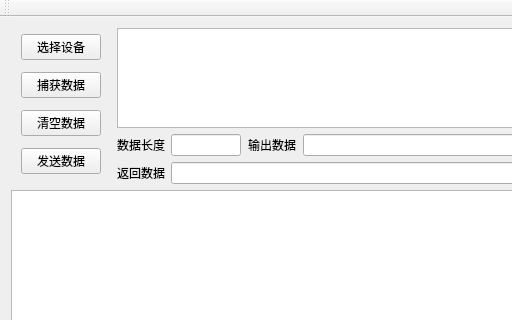
Old version of the form mainwindow.ui in the repository ixhorse/qt-capture-usb; both pictures show x 0 to 512 and y 0 to 320 of the 822 by 658 pixel window.
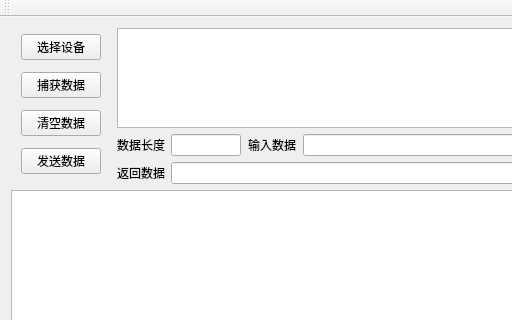
New version of the form.

Commit message: fix select devices bug

```diff
--- a/mainwindow.ui
+++ b/mainwindow.ui
@@ -193,7 +193,7 @@
                   </size>
                  </property>
                  <property name="text">
-                  <string>输出数据</string>
+                  <string>输入数据</string>
                  </property>
                  <property name="alignment">
                   <set>Qt::AlignCenter</set>
```
Left out of the diff: 2 changed lines with no effect on the pictures. The commit also changes 2 other files.
